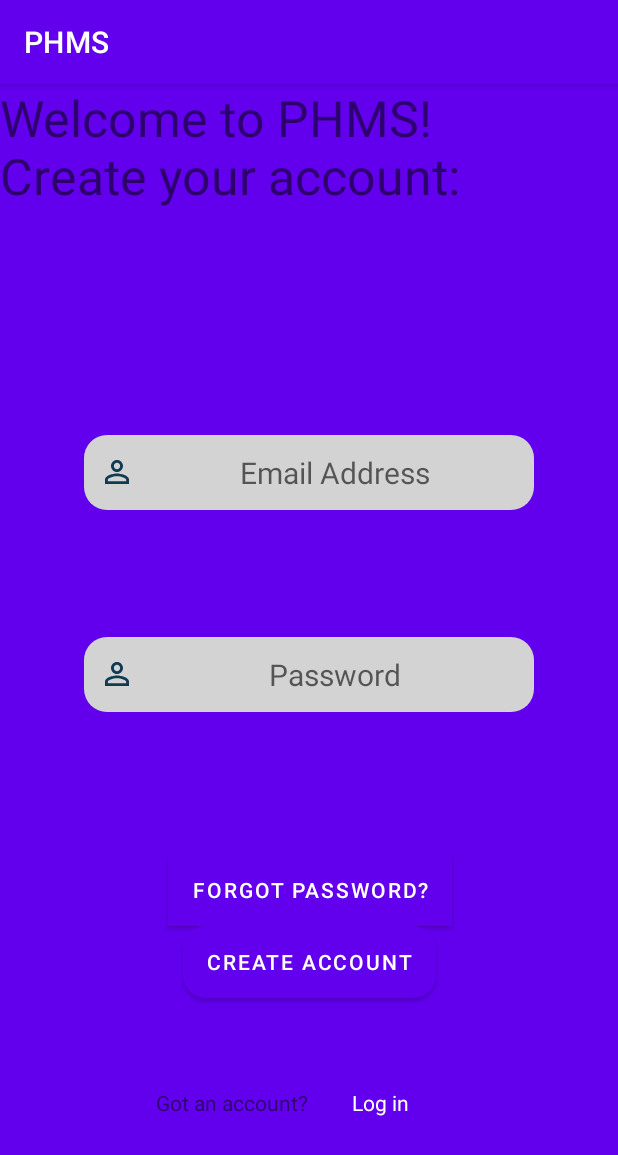
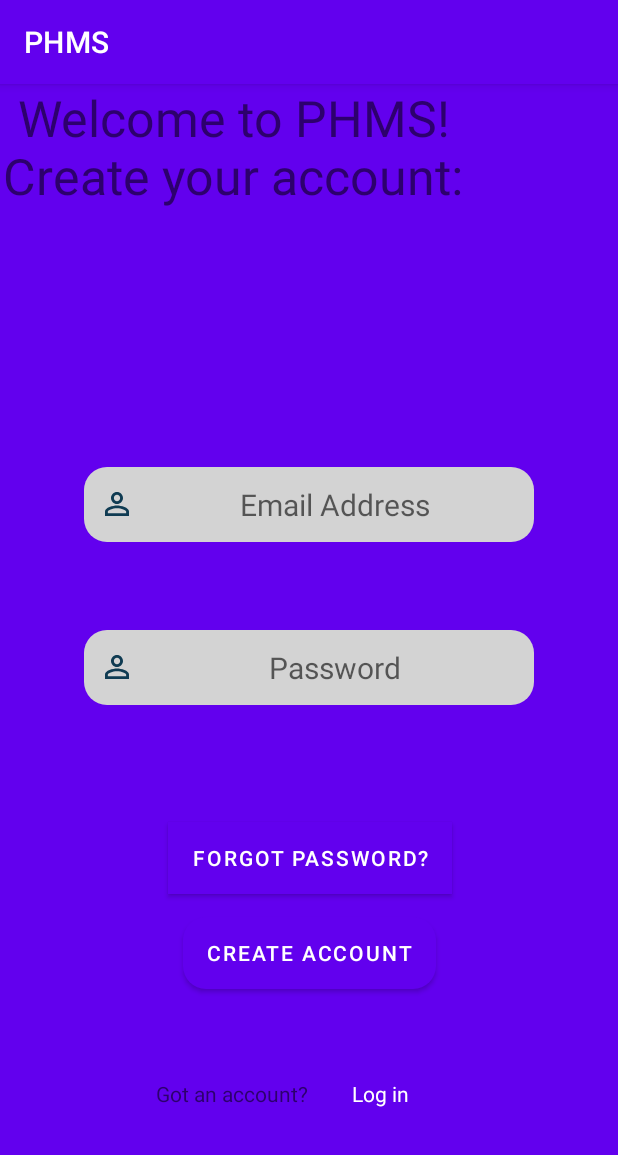
Before and after one commit to PHMS2021/PHMS_T7, an Android app: the Create_Account screen opened directly, with no data from a screen before it, on a phone screen of 412 x 824 dp. Shown: the top 1155 px of the screen. Run offline under Robolectric (Android 15) with nearby library versions, the phone set to English and light mode, and no system bars; our stand-ins replace Firebase (no records; nobody signed in at launch, a user with empty details on screens opened directly).

Commit message:
Fixed button transition (can use back button to go back) & fixed home layout a bit

```diff
--- a/app/src/main/java/com/example/phmst72021/Home.java
+++ b/app/src/main/java/com/example/phmst72021/Home.java
@@ -66,12 +66,12 @@ public class Home extends AppCompatActivity {
     public void onUpdateClick(View view){
         Intent newIntent = new Intent(view.getContext(), UpdateProfile.class);
         startActivity(newIntent);
-        close();
+        //close();
     }
     public void onDietClick(View view){
         Intent newIntent = new Intent(view.getContext(), AddDiet.class);
         startActivity(newIntent);
-        close();
+       // close();
     }
     public void close(){
         this.finish();
--- a/app/src/main/java/com/example/phmst72021/Login.java
+++ b/app/src/main/java/com/example/phmst72021/Login.java
@@ -76,6 +76,7 @@ public class Login extends AppCompatActivity {
                         Log.e("Sign In User",String.valueOf(user));
                         Intent intent = new Intent(Login.this, Home.class);
                         startActivity(intent);
+
                     } else {
                         // If sign in fails, display a message to the user.
                         Log.w(TAG, "signInWithEmail:failure", task.getException());
--- a/app/src/main/java/com/example/phmst72021/MyMedications.java
+++ b/app/src/main/java/com/example/phmst72021/MyMedications.java
@@ -41,9 +41,12 @@ public class MyMedications extends AppCompatActivity {
         // TextViews
         a_MyMedsTitle = findViewById(R.id.MyMedsTitle);
 
-        // Recycler Views
+        // Recycler View
         recyclerView = findViewById(R.id.medsList);
+
+        // Get the UserID of current user
         String currentUser = fAuth.getInstance().getCurrentUser().getUid();
+
         firebaseRef = FirebaseDatabase.getInstance().getReference("Users").child(currentUser).child("Medications");
         recyclerView.setHasFixedSize(true);
         recyclerView.setLayoutManager(new LinearLayoutManager(this));
--- a/app/src/main/res/layout/create_account.xml
+++ b/app/src/main/res/layout/create_account.xml
@@ -11,9 +11,9 @@
         android:layout_width="300sp"
         android:layout_height="50sp"
         android:layout_marginStart="55dp"
-        android:layout_marginTop="24dp"
+        android:layout_marginTop="0dp"
         android:layout_marginEnd="56dp"
-        android:layout_marginBottom="35dp"
+        android:layout_marginBottom="0dp"
         android:background="@drawable/round_grey"
         android:drawableStart="@drawable/ic_baseline_person_outline_24"
         android:gravity="center"
@@ -36,7 +36,7 @@
         android:layout_marginStart="55dp"
         android:layout_marginTop="80dp"
         android:layout_marginEnd="56dp"
-        android:layout_marginBottom="24dp"
+        android:layout_marginBottom="0dp"
         android:background="@drawable/round_grey"
         android:drawableStart="@drawable/ic_baseline_person_outline_24"
         android:gravity="center"
@@ -59,6 +59,7 @@
         android:text="@string/welcome_to_phms_ncreate_your_account"
         android:visibility="visible"
         app:autoSizeTextType="uniform"
+        android:gravity="center_horizontal"
         tools:ignore="MissingConstraints"
         tools:layout_editor_absoluteX="55dp"
         tools:layout_editor_absoluteY="30dp" />
@@ -92,7 +93,7 @@
         android:layout_width="wrap_content"
         android:layout_height="wrap_content"
         android:layout_marginStart="161dp"
-        android:layout_marginTop="23dp"
+        android:layout_marginTop="20dp"
         android:layout_marginEnd="160dp"
         android:layout_marginBottom="170dp"
         android:background="@color/black"
@@ -117,6 +118,7 @@
         android:layout_marginStart="161dp"
         android:layout_marginEnd="160dp"
         android:layout_marginBottom="170dp"
+        android:layout_marginTop="15dp"
         android:background="@drawable/round_grey"
         android:backgroundTint="@color/black"
         android:onClick="onSubmit1"
@@ -125,7 +127,7 @@
         app:iconTint="#0E0000"
         app:layout_constraintBottom_toBottomOf="parent"
         app:layout_constraintEnd_toEndOf="parent"
-        app:layout_constraintHorizontal_bias="0.506"
+        app:layout_constraintHorizontal_bias="0.51"
         app:layout_constraintStart_toStartOf="parent"
         app:layout_constraintTop_toBottomOf="@+id/ForgotPassBtn"
         app:layout_constraintVertical_bias="0.0" />
```
Also changed, not shown: app/src/main/java/com/example/phmst72021/AddMeds.java (+7 -7 lines), app/src/main/res/layout/activity_home.xml (+6 -2 lines).
